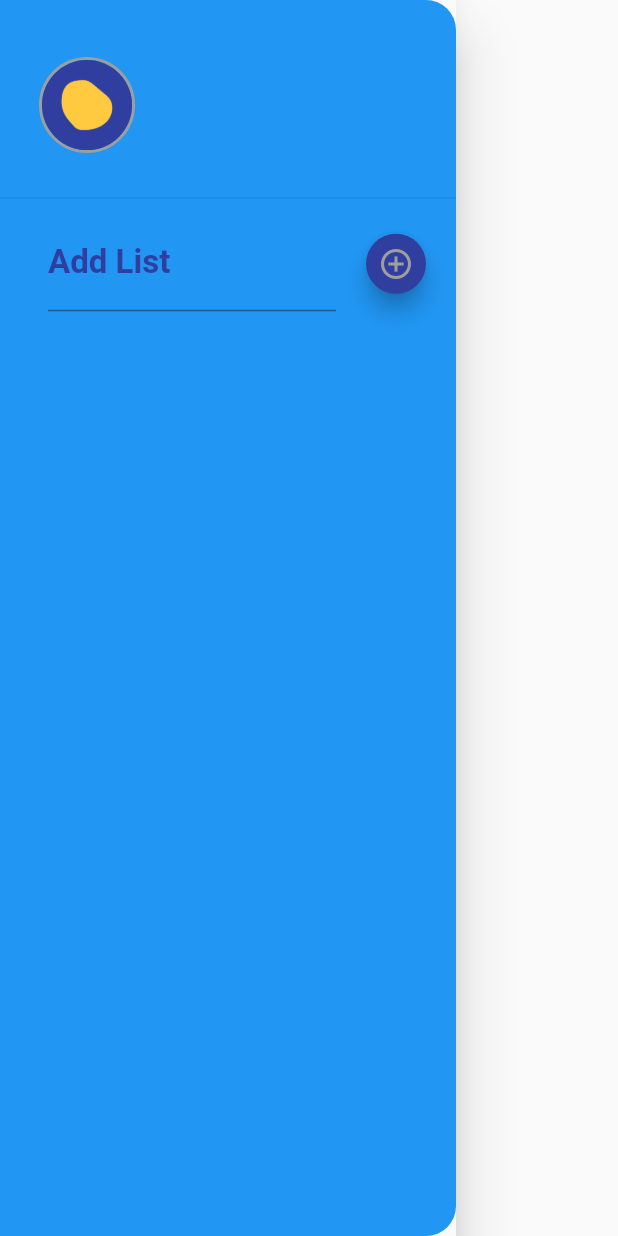
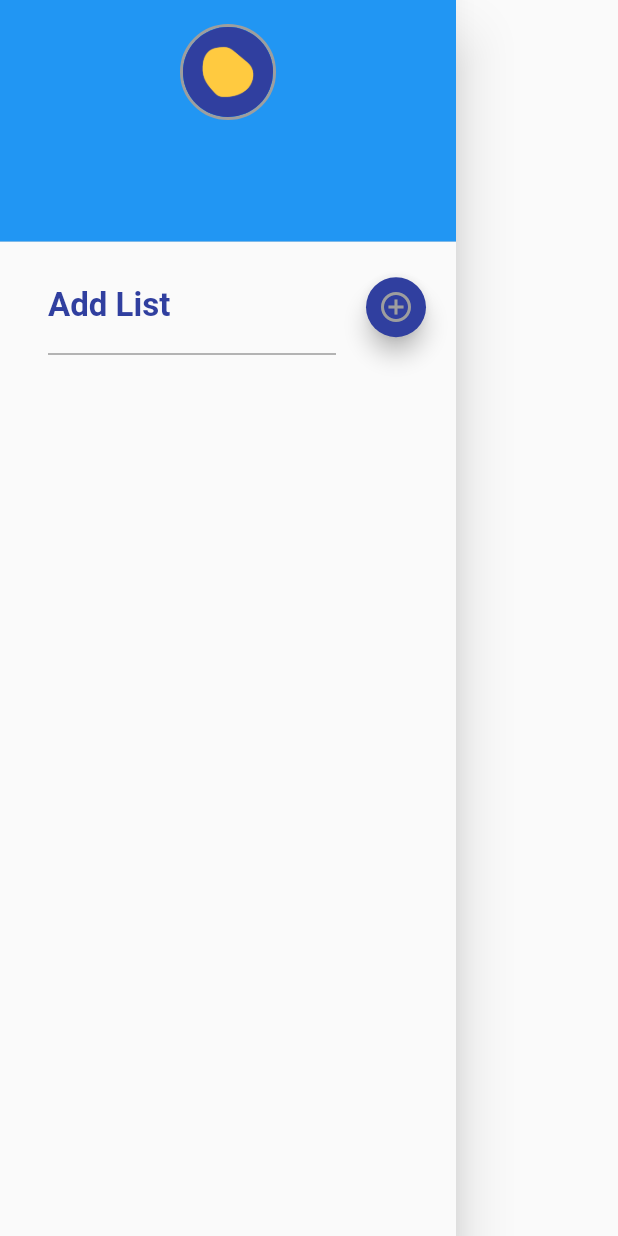
Before and after one commit to AdrianGroh306/todo_listo, a Flutter app: the SideMenu widget shown alone on an empty page, opened directly, on a phone screen of 412 x 824 dp. Run offline on Flutter 3.47's test engine with Material 2 defaults, Android fonts, the phone set to English and light mode, and no system bars; our stand-ins replace auto_size_text, cloud_firestore, firebase_auth, firebase_core, flutter_slidable, google_sign_in; missing offline and left inert: circle_progress_bar; accounts and stored records are empty.

```diff
--- a/lib/util/sideMenu_bar.dart
+++ b/lib/util/sideMenu_bar.dart
@@ -109,56 +109,26 @@
   @override
   Widget build(BuildContext context) {
     return Drawer(
-      child: Container(
+      child: ListView(
+        padding: EdgeInsets.zero,
+        children: <Widget>[
+          DrawerHeader(
             decoration: BoxDecoration(
-          borderRadius: const BorderRadius.only(
-            topRight: Radius.circular(20),
-            bottomRight: Radius.circular(20),
+              color: Theme.of(context).colorScheme.background, // Hintergrundfarbe des DrawerHeaders anpassen
             ),
-          color: Theme.of(context).colorScheme.background,
-        ),
-        child: SingleChildScrollView(
             child: Column(
               children: <Widget>[
-              SizedBox(
-                height: MediaQuery.of(context).size.height * 0.17,
-                child: Container(
-                  alignment: Alignment.center,
-                  child: Container(
-                    decoration: BoxDecoration(
-                      color: Colors.transparent,
-                    /*  boxShadow: [
-                     //   BoxShadow(
-                       //   color: Theme.of(context).colorScheme.shadow,
-                         // spreadRadius: 1,
-                          //blurRadius: 5,
-                        //),
-                      ],*/
-                    ),
-                    child: DrawerHeader(
-                      decoration: BoxDecoration(
-                        color: Colors.transparent,
-                        borderRadius: const BorderRadius.only(
-                          topRight: Radius.circular(20),
-                          bottomRight: Radius.circular(20),
-                          bottomLeft: Radius.circular(20),
-                        ),
-                      ),
-                      child: Row(
-                        mainAxisAlignment: MainAxisAlignment.start,
-                        children: [
-                          const SizedBox(width: 10),
                 Container(
                   decoration: BoxDecoration(
                     shape: BoxShape.circle,
                     border: Border.all(
                       width: 2,
-                                color: Theme.of(context).colorScheme.secondary, // Adjust the width of the outline as desired
+                      color: Theme.of(context).colorScheme.secondary,
                     ),
                   ),
                   child: CircleAvatar(
                     backgroundImage: AssetImage(profilList ?? ''),
-                              radius: 30, // Adjust the size of the CircleAvatar as desired
+                    radius: 30,
                   ),
                 ),
                 const SizedBox(width: 25),
@@ -169,16 +139,8 @@
               ],
             ),
           ),
-                  ),
-                ),
-              ),
-              ListView.builder(
-                padding: EdgeInsets.zero,
-                shrinkWrap: true,
-                physics: const NeverScrollableScrollPhysics(),
-                itemCount: listNames.length,
-                itemBuilder: (context, index) {
-                  final item = listNames[index];
+          Column(
+            children: listNames.map((item) {
               final documentId = item['documentId'];
               final listName = item['listName'];
               return MyListTile(
@@ -186,25 +148,25 @@
                 isSelected: listName == selectedList,
                 onTap: () {
                   setState(() {
-                        selectedList =
-                            listName; // Update selectedList with the tapped listName
+                    selectedList = listName;
                   });
                 },
                 onDelete: () {
                   deleteList(documentId);
                 },
               );
-                },
+            }).toList(),
           ),
           Padding(
             padding: const EdgeInsets.only(left: 16.0),
             child: ListTile(
               title: TextField(
                 controller: _textEditingController,
-                    style: TextStyle(color: Theme.of(context).colorScheme.primary,),
+                style: TextStyle(color: Theme.of(context).colorScheme.primary),
                 decoration: InputDecoration(
                   labelStyle: TextStyle(
-                        fontWeight: FontWeight.bold,fontSize: 22,
+                    fontWeight: FontWeight.bold,
+                    fontSize: 22,
                     color: Theme.of(context).colorScheme.primary,
                   ),
                   labelText: 'Add List',
@@ -219,7 +181,7 @@
                 onChanged: (value) {},
               ),
               trailing: FloatingActionButton(
-                    mini: true, // Make the FloatingActionButton smaller
+                mini: true,
                 backgroundColor: Theme.of(context).colorScheme.primary,
                 onPressed: () {
                   final newListName = _textEditingController.text;
@@ -228,14 +190,13 @@
                     _textEditingController.clear();
                   }
                 },
-                    child: Icon(Icons.add_circle_outline,color: Theme.of(context).colorScheme.secondary,),
+                child: Icon(Icons.add_circle_outline,
+                    color: Theme.of(context).colorScheme.secondary),
               ),
             ),
           ),
         ],
       ),
-        ),
-      ),
     );
   }
 }
```
Lines whose indentation alone changed are shown as unchanged.
